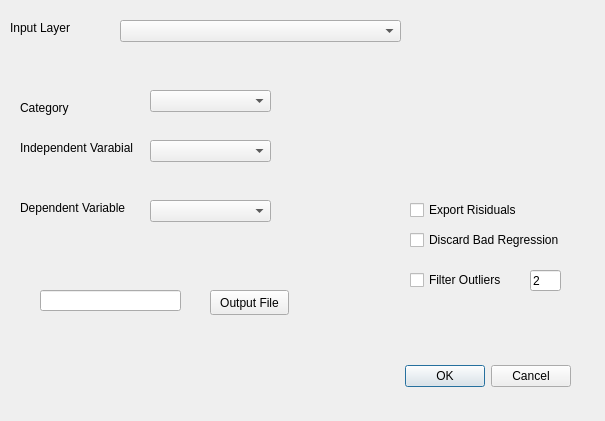
The window that trend_mapper_dialog_base.ui (russloewe/TrendMapper) describes before a commit, drawn with Qt 5.
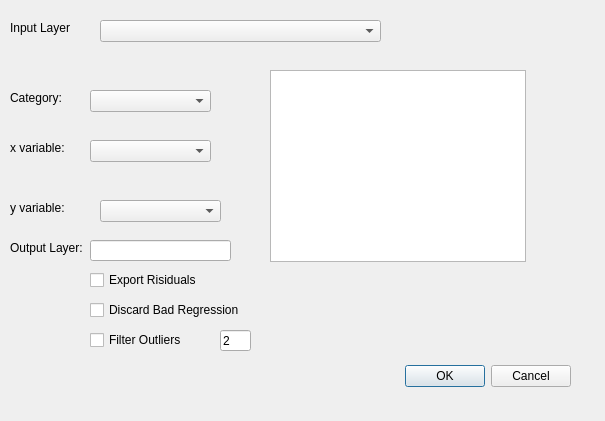
The same window after the commit.

Commit message: moved some stuff around in the ui

```diff
--- a/trend_mapper_dialog_base.ui
+++ b/trend_mapper_dialog_base.ui
@@ -32,7 +32,7 @@
   <widget class="QComboBox" name="inputLayerCombo">
    <property name="geometry">
     <rect>
-     <x>120</x>
+     <x>100</x>
      <y>20</y>
      <width>281</width>
      <height>22</height>
@@ -42,7 +42,7 @@
   <widget class="QComboBox" name="categoryCombo">
    <property name="geometry">
     <rect>
-     <x>150</x>
+     <x>90</x>
      <y>90</y>
      <width>121</width>
      <height>22</height>
@@ -52,7 +52,7 @@
   <widget class="QComboBox" name="xFieldCombo">
    <property name="geometry">
     <rect>
-     <x>150</x>
+     <x>90</x>
      <y>140</y>
      <width>121</width>
      <height>22</height>
@@ -62,7 +62,7 @@
   <widget class="QComboBox" name="yFieldCombo">
    <property name="geometry">
     <rect>
-     <x>150</x>
+     <x>100</x>
      <y>200</y>
      <width>121</width>
      <height>22</height>
@@ -72,8 +72,8 @@
   <widget class="QCheckBox" name="exportRisidualsCheck">
    <property name="geometry">
     <rect>
-     <x>410</x>
-     <y>200</y>
+     <x>90</x>
+     <y>270</y>
      <width>121</width>
      <height>20</height>
     </rect>
@@ -85,8 +85,8 @@
   <widget class="QCheckBox" name="filterOutliersCheck">
    <property name="geometry">
     <rect>
-     <x>410</x>
-     <y>270</y>
+     <x>90</x>
+     <y>330</y>
      <width>111</width>
      <height>20</height>
     </rect>
@@ -98,8 +98,8 @@
   <widget class="QCheckBox" name="discardBadFitCheck">
    <property name="geometry">
     <rect>
-     <x>410</x>
-     <y>230</y>
+     <x>90</x>
+     <y>300</y>
      <width>181</width>
      <height>20</height>
     </rect>
@@ -111,8 +111,8 @@
   <widget class="QLineEdit" name="outlierThresholdLine">
    <property name="geometry">
     <rect>
-     <x>530</x>
-     <y>270</y>
+     <x>220</x>
+     <y>330</y>
      <width>31</width>
      <height>21</height>
     </rect>
@@ -124,40 +124,40 @@
   <widget class="QLabel" name="label">
    <property name="geometry">
     <rect>
-     <x>20</x>
-     <y>100</y>
+     <x>10</x>
+     <y>90</y>
      <width>57</width>
      <height>15</height>
     </rect>
    </property>
    <property name="text">
-    <string>Category</string>
+    <string>Category:</string>
    </property>
   </widget>
   <widget class="QLabel" name="label_2">
    <property name="geometry">
     <rect>
-     <x>20</x>
+     <x>10</x>
      <y>140</y>
      <width>131</width>
      <height>16</height>
     </rect>
    </property>
    <property name="text">
-    <string>Independent Varabial</string>
+    <string>x variable:</string>
    </property>
   </widget>
   <widget class="QLabel" name="label_3">
    <property name="geometry">
     <rect>
-     <x>20</x>
+     <x>10</x>
      <y>200</y>
      <width>121</width>
      <height>16</height>
     </rect>
    </property>
    <property name="text">
-    <string>Dependent Variable</string>
+    <string>y variable:</string>
    </property>
   </widget>
   <widget class="QLabel" name="label_4">
@@ -176,24 +176,34 @@
   <widget class="QLineEdit" name="outputLayerLine">
    <property name="geometry">
     <rect>
-     <x>40</x>
-     <y>290</y>
+     <x>90</x>
+     <y>240</y>
      <width>141</width>
      <height>21</height>
     </rect>
    </property>
   </widget>
-  <widget class="QPushButton" name="OutputFileButton">
+  <widget class="QLabel" name="label_5">
    <property name="geometry">
     <rect>
-     <x>210</x>
-     <y>290</y>
-     <width>79</width>
-     <height>25</height>
+     <x>10</x>
+     <y>240</y>
+     <width>101</width>
+     <height>16</height>
     </rect>
    </property>
    <property name="text">
-    <string>Output File</string>
+    <string>Output Layer:</string>
+   </property>
+  </widget>
+  <widget class="QListWidget" name="copyAttr">
+   <property name="geometry">
+    <rect>
+     <x>270</x>
+     <y>70</y>
+     <width>256</width>
+     <height>192</height>
+    </rect>
    </property>
   </widget>
   <zorder>inputLayerCombo</zorder>
```
Left out of the diff: 3 changed lines with no effect on the pictures.
